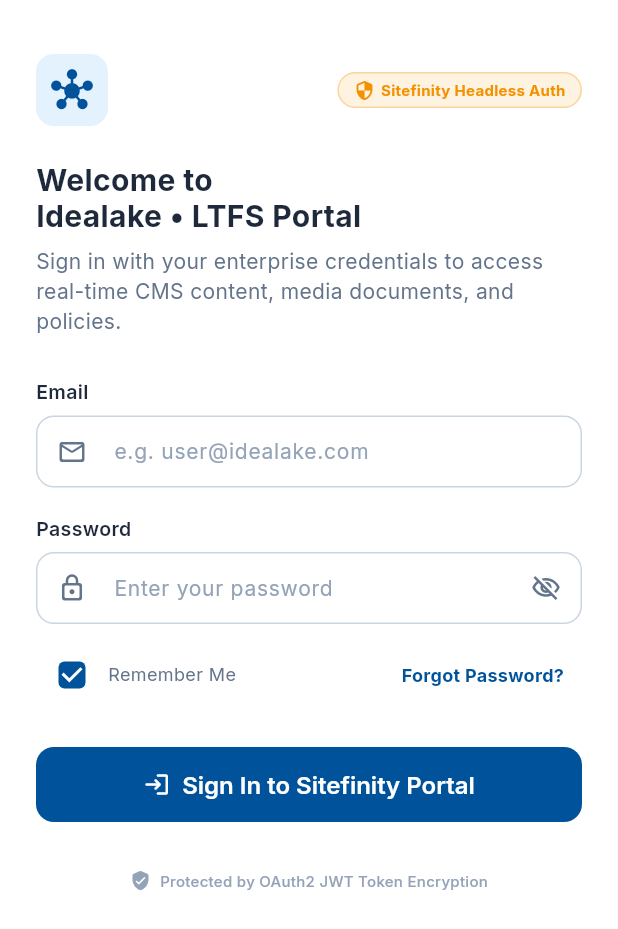
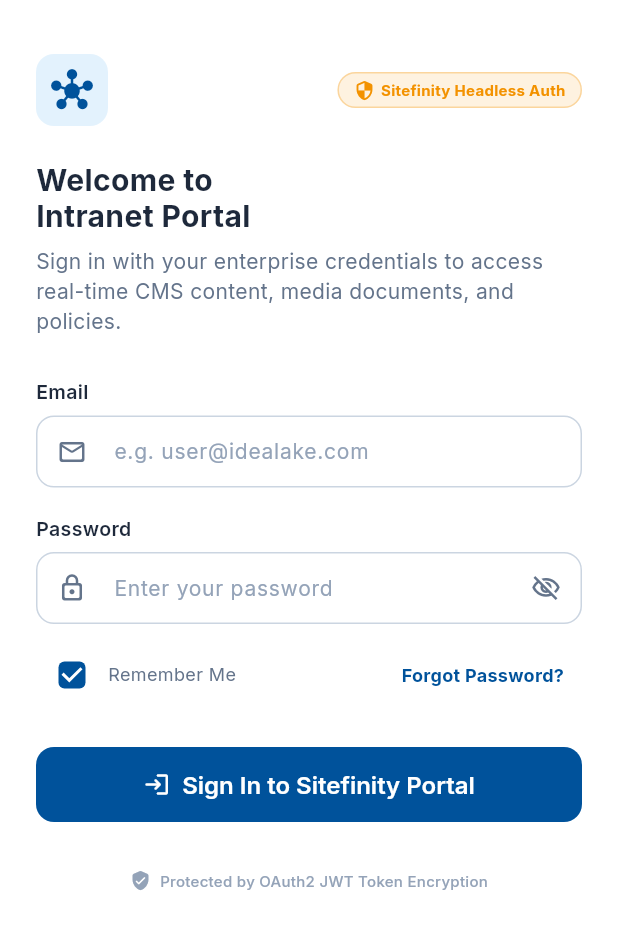
Before and after one commit to poojashelke12/Idealake_App, a Flutter app: the screen it shows after launch, on a phone screen of 412 x 824 dp. Shown: the top 929 px of the screen. Run offline on Flutter 3.47's test engine with Material 3 defaults, Android fonts, the phone set to English and light mode, and no system bars; our stand-ins replace cached_network_image, dio, equatable, flutter_bloc, get_it, google_fonts and 1 more.

Commit message:
UI modifications

```diff
--- a/lib/core/constants/app_strings.dart
+++ b/lib/core/constants/app_strings.dart
@@ -3,7 +3,7 @@
   AppStrings._();
 
   // General App
-  static const String appName = 'Idealake - LTFS';
+  static const String appName = 'Intranet Portal';
   static const String companyName = 'Idealake Information Technology';
   static const String tagline = 'Transforming Digital Experiences';
 
--- a/lib/features/auth/views/login_screen.dart
+++ b/lib/features/auth/views/login_screen.dart
@@ -201,7 +201,7 @@
 
                   // Title & Subtitle
                   Text(
-                    'Welcome to\nIdealake • LTFS Portal',
+                    'Welcome to\nIntranet Portal',
                     style: AppTextStyles.headlineMedium.copyWith(
                       fontWeight: FontWeight.bold,
                       color: AppColors.textPrimary,
```
